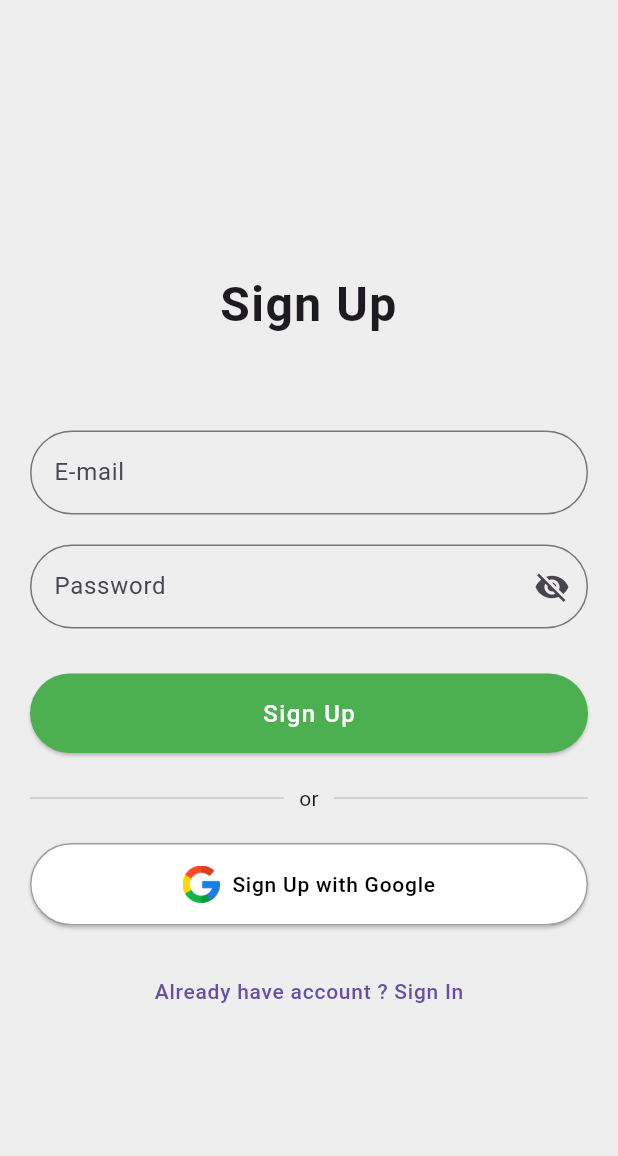
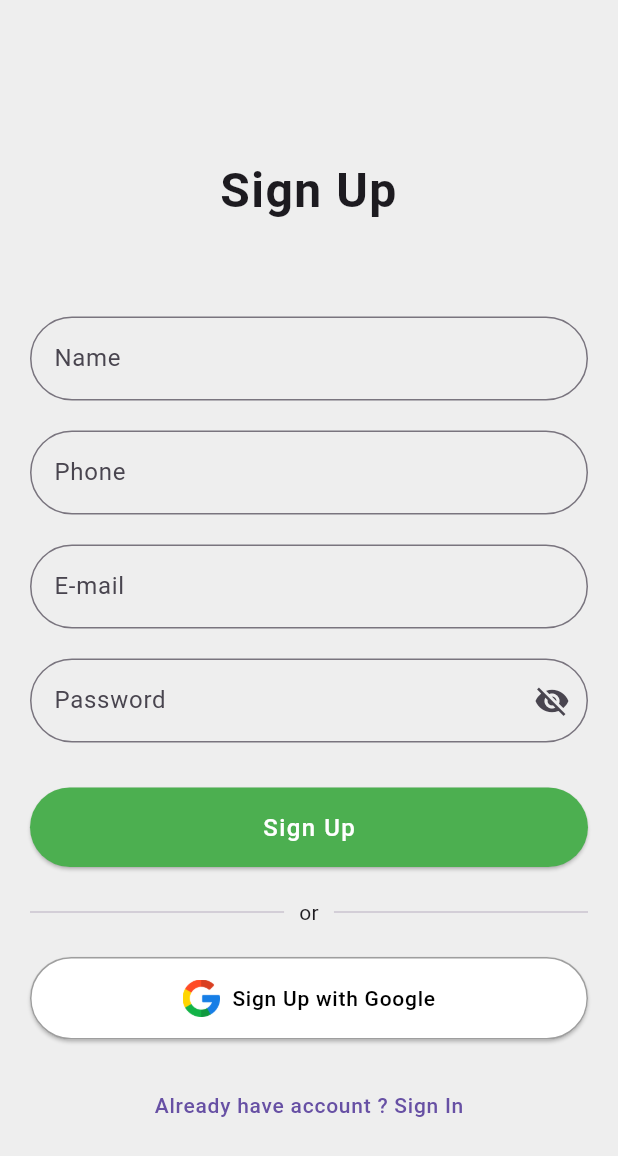
Before and after one commit to Avesh6754/chat, a Flutter app: the SignUp screen opened by its route, after a tap on "Sign Up", on a phone screen of 412 x 824 dp. Shown: the top 1156 px of the screen. Run offline on Flutter 3.47's test engine with Material 3 defaults, Android fonts, the phone set to English and light mode, and no system bars; our stand-ins replace cloud_firestore, firebase_auth, firebase_core, get, google_sign_in, sign_in_button; accounts and stored records are empty; network calls fail.

Commit message:
1-10-2025

```diff
--- a/lib/controller/auth_controller.dart
+++ b/lib/controller/auth_controller.dart
@@ -6,6 +6,8 @@ class AuthController extends GetxController{
 
   var txtEmail=TextEditingController();
   var txtPassword=TextEditingController();
+  var txtName=TextEditingController();
+  var txtPhone=TextEditingController();
 
   RxBool isHidden=true.obs;
 
--- a/lib/service/auth_service.dart
+++ b/lib/service/auth_service.dart
@@ -10,9 +10,16 @@ class AuthService{
 
   final FirebaseAuth _firebaseAuth=FirebaseAuth.instance;
 
-  Future<void> createAccountWithEmailAndPassword(String email,String password)
+  Future<String> createAccountWithEmailAndPassword(String email,String password)
   async {
-    await _firebaseAuth.createUserWithEmailAndPassword(email: email, password: password);
+    try {
+      await _firebaseAuth.createUserWithEmailAndPassword(
+          email: email, password: password);
+      return 'Successfully';
+    }catch(e)
+    {
+      return e.toString();
+    }
   }
 
   Future<String> sigInWithEmailAndPassword(String email,String password)
--- a/lib/service/user_firestore.dart
+++ b/lib/service/user_firestore.dart
@@ -1,13 +1,16 @@
 import 'package:chat_application/service/auth_service.dart';
 import 'package:cloud_firestore/cloud_firestore.dart';
+import 'package:firebase_auth/firebase_auth.dart';
 
-class UserFirestore{
+class UserFirestore {
+  UserFirestore._();
 
+  static UserFirestore userFirestore = UserFirestore._();
 
-  UserFirestore._();
-  static UserFirestore userFirestore=UserFirestore._();
+  final FirebaseFirestore _firestore = FirebaseFirestore.instance;
 
-  final FirebaseFirestore _firestore=FirebaseFirestore.instance;
-
-
+  Future<void> addUser({required String email,name,phone}) async {
+    await _firestore.collection("users").doc(email).set(
+        { 'email': email,'name':name,'phone':phone});
+  }
 }
--- a/lib/views/component/sign_Up_button.dart
+++ b/lib/views/component/sign_Up_button.dart
@@ -1,10 +1,9 @@
-
+import 'package:chat_application/service/user_firestore.dart';
 import 'package:flutter/material.dart';
 import 'package:get/get.dart';
 
 import '../../service/auth_service.dart';
 import '../signIn/sign_In.dart';
-
 
 class Sign_Up_Button extends StatelessWidget {
   const Sign_Up_Button({
@@ -15,11 +14,21 @@ class Sign_Up_Button extends StatelessWidget {
   Widget build(BuildContext context) {
     return ElevatedButton(
       onPressed: () async {
-        await AuthService.authService.createAccountWithEmailAndPassword(
-            controller.txtEmail.text, controller.txtPassword.text);
-        controller.txtPassword.clear();
-        controller.txtEmail.clear();
-        Get.back();
+        String response = await AuthService.authService
+            .createAccountWithEmailAndPassword(
+                controller.txtEmail.text, controller.txtPassword.text);
+        if (response == 'Successfully') {
+         await UserFirestore.userFirestore.addUser(
+            email: AuthService.authService.getUser()!.email!,
+            phone: controller.txtPhone.text,
+            name: controller.txtName.text,
+          );
+          controller.txtPassword.clear();
+          controller.txtEmail.clear();
+          controller.txtPhone.clear();
+          controller.txtName.clear();
+          Get.back();
+        }
       },
       style: ElevatedButton.styleFrom(
         backgroundColor: Colors.green,
@@ -30,8 +39,7 @@ class Sign_Up_Button extends StatelessWidget {
       ),
       child: const Text(
         'Sign Up',
-        style: TextStyle(
-            fontSize: 16, color: Colors.white, letterSpacing: 1),
+        style: TextStyle(fontSize: 16, color: Colors.white, letterSpacing: 1),
       ),
     );
   }
--- a/lib/views/home/home_Page.dart
+++ b/lib/views/home/home_Page.dart
@@ -57,7 +57,6 @@ class HomePage extends StatelessWidget {
                 children: [
                   Icon(Icons.drive_file_rename_outline),
                   SizedBox(width: 20,),
-                 Text(AuthService.user!.displayName!,style: TextStyle(fontWeight: FontWeight.bold,fontSize: 16),)
                 ],
               ),
 
--- a/lib/views/signUp/signUp.dart
+++ b/lib/views/signUp/signUp.dart
@@ -29,6 +29,28 @@ class SignUp extends StatelessWidget {
                       fontWeight: FontWeight.bold,
                       letterSpacing: 1,
                       height: 4),
+                ),
+                const SizedBox(height: 20),
+                TextField(
+                  controller: controller.txtName,
+                  decoration: InputDecoration(
+                    labelText: 'Name',
+                    hintText: 'Enter your Name',
+                    border: OutlineInputBorder(
+                      borderRadius: BorderRadius.circular(30),
+                    ),
+                  ),
+                ),
+                const SizedBox(height: 20),
+                TextField(
+                  controller: controller.txtPhone,
+                  decoration: InputDecoration(
+                    labelText: 'Phone',
+                    hintText: 'Enter your Phone',
+                    border: OutlineInputBorder(
+                      borderRadius: BorderRadius.circular(30),
+                    ),
+                  ),
                 ),
                 const SizedBox(height: 20),
                 TextField(
```
